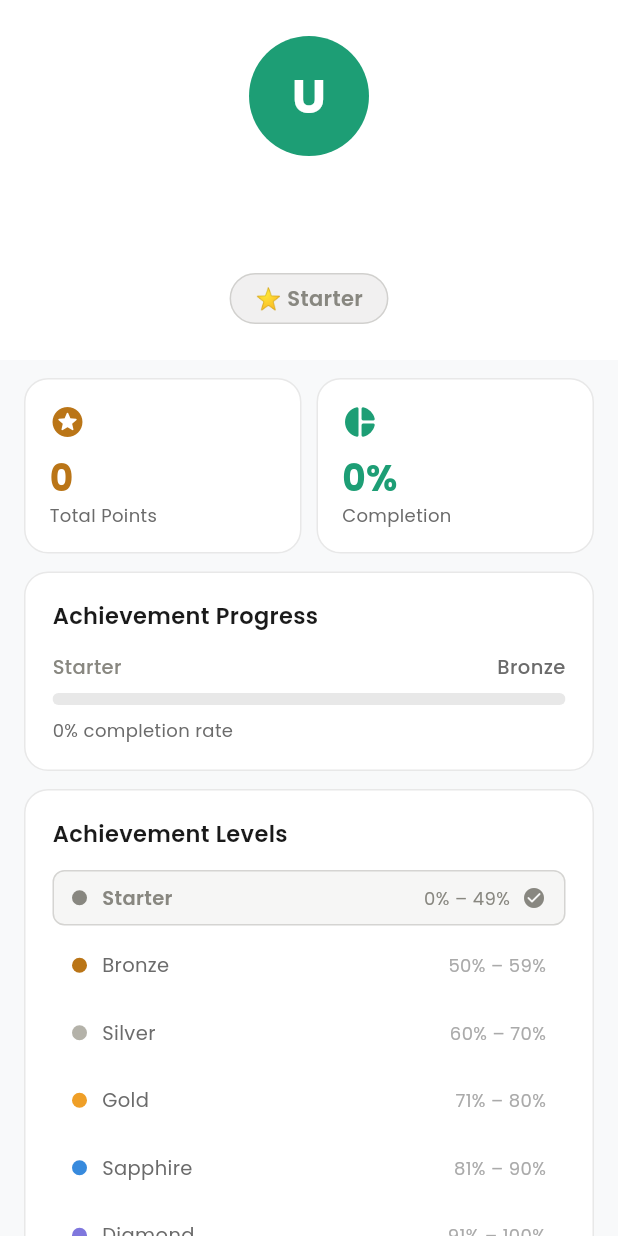
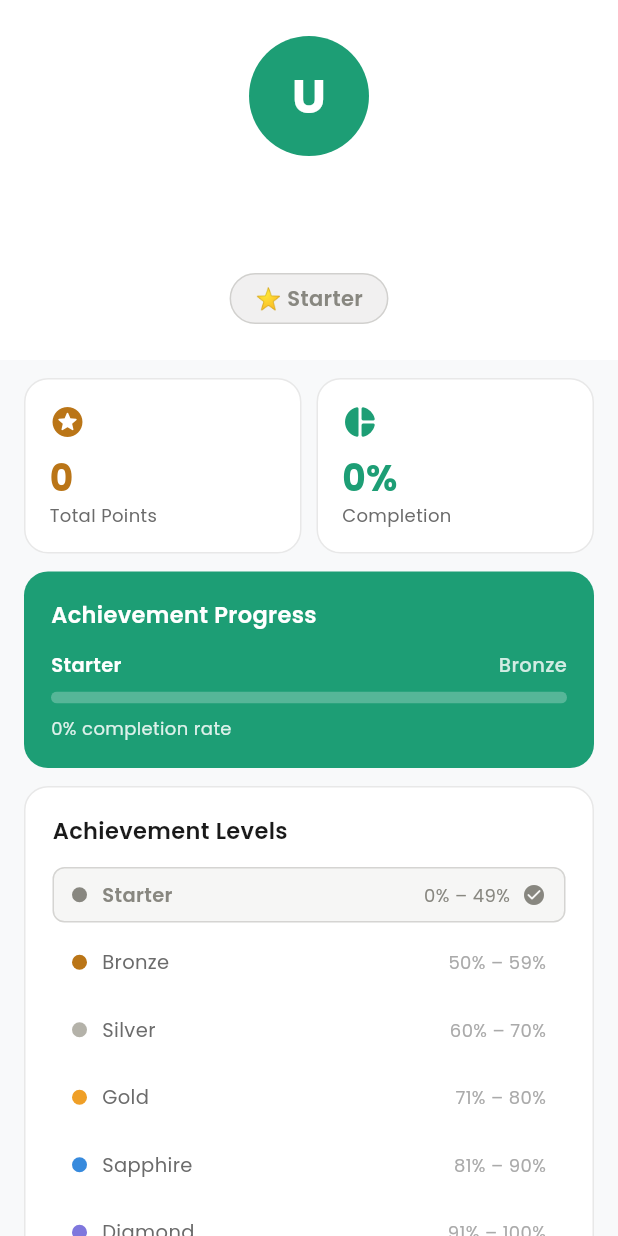
Before and after one commit to kucukkal/rise365, a Flutter app: the ProfileScreen screen opened directly with empty values, on a phone screen of 412 x 824 dp. Run offline on Flutter 3.47's test engine with Material 3 defaults, Android fonts, the phone set to English and light mode, and no system bars; our stand-ins replace dio, firebase_core, firebase_messaging, flutter_riverpod, flutter_secure_storage, google_fonts; accounts and stored records are empty; network calls fail; statements that could not run were skipped.

Commit message:
Build 7: weekly/monthly/event colors, profile progress card

```diff
--- a/app/lib/features/profile/screens/profile_screen.dart
+++ b/app/lib/features/profile/screens/profile_screen.dart
@@ -132,39 +132,39 @@ class _ProfileScreenState extends State<ProfileScreen> {
           ),
           const SizedBox(height: 12),
 
-          // Progress card
+          // Progress card — same green as the avatar, white text
           Container(
             margin: const EdgeInsets.symmetric(horizontal: 16),
             padding: const EdgeInsets.all(18),
             decoration: BoxDecoration(
-              color: AppColors.surface,
+              color: AppColors.primary,
               borderRadius: BorderRadius.circular(16),
-              border: Border.all(color: AppColors.border),
             ),
             child: Column(crossAxisAlignment: CrossAxisAlignment.start, children: [
               const Text('Achievement Progress',
                   style: TextStyle(fontSize: 15, fontWeight: FontWeight.w600,
-                      color: AppColors.textPrimary)),
+                      color: Colors.white)),
               const SizedBox(height: 14),
               Row(mainAxisAlignment: MainAxisAlignment.spaceBetween, children: [
-                Text(level, style: TextStyle(fontSize: 13, fontWeight: FontWeight.w500, color: color)),
+                Text(level, style: const TextStyle(fontSize: 13,
+                    fontWeight: FontWeight.w600, color: Colors.white)),
                 Text(_nextLevel(level),
-                    style: const TextStyle(fontSize: 13, fontWeight: FontWeight.w500,
-                        color: AppColors.textSecondary)),
+                    style: TextStyle(fontSize: 13, fontWeight: FontWeight.w500,
+                        color: Colors.white.withOpacity(0.8))),
               ]),
               const SizedBox(height: 8),
               ClipRRect(
                 borderRadius: BorderRadius.circular(4),
                 child: LinearProgressIndicator(
                   value: _progressToNext(user.completionRate),
-                  backgroundColor: AppColors.border,
-                  valueColor: AlwaysStoppedAnimation<Color>(color),
+                  backgroundColor: Colors.white.withOpacity(0.25),
+                  valueColor: const AlwaysStoppedAnimation<Color>(Colors.white),
                   minHeight: 8,
                 ),
               ),
               const SizedBox(height: 8),
               Text('${user.completionRate.toInt()}% completion rate',
-                  style: const TextStyle(fontSize: 12, color: AppColors.textSecondary)),
+                  style: TextStyle(fontSize: 12, color: Colors.white.withOpacity(0.85))),
             ]),
           ),
           const SizedBox(height: 12),
--- a/app/pubspec.yaml
+++ b/app/pubspec.yaml
@@ -1,7 +1,7 @@
 name: rise365
 description: Rise365 - Faith-based task and prayer tracking app
 publish_to: 'none'
-version: 1.0.0+3
+version: 1.0.0+5
 
 environment:
   sdk: '>=3.0.0 <4.0.0'
```
Also changed, not shown: app/lib/features/events/screens/events_screen.dart (+38 -13 lines), app/lib/features/tasks/screens/tasks_screen.dart (+20 -5 lines), app/lib/features/tasks/task_theme.dart (+12 -4 lines), 1 other file.
